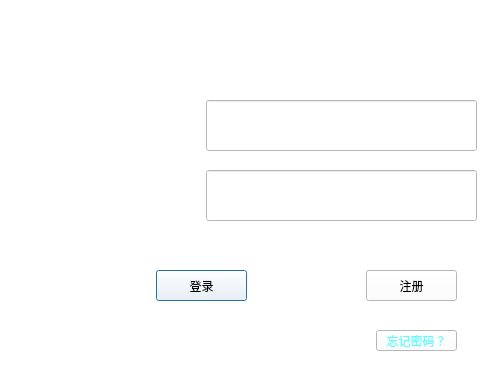
The window that STM32Smart_home_health/Smart_home_health_Qt/Smart_health/log_in.ui (heart321/STM32Smart_home_health) describes before a commit, drawn with Qt 5; both pictures show x 544 to 1024 and y 220 to 600 of the 1024 by 600 pixel window.
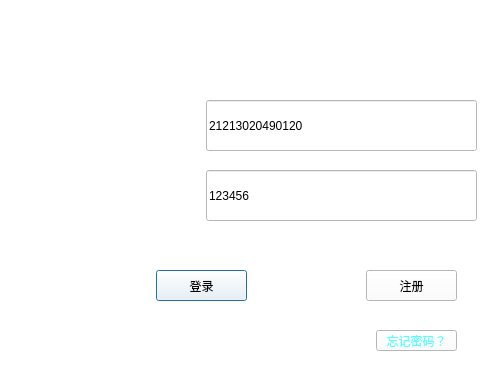
The same window after the commit. Icons and pictures are not drawn. Custom widgets are drawn as their Qt base class.

Diff of the .ui file:
```diff
--- a/STM32Smart_home_health/Smart_home_health_Qt/Smart_health/log_in.ui
+++ b/STM32Smart_home_health/Smart_home_health_Qt/Smart_health/log_in.ui
@@ -216,6 +216,9 @@
      <height>51</height>
     </rect>
    </property>
+   <property name="text">
+    <string>123456</string>
+   </property>
   </widget>
   <widget class="QtMaterialTextField" name="lineEdit_user">
    <property name="geometry">
@@ -226,6 +229,9 @@
      <height>51</height>
     </rect>
    </property>
+   <property name="text">
+    <string>21213020490120</string>
+   </property>
   </widget>
   <widget class="QLabel" name="label_log_in">
    <property name="geometry">
```
